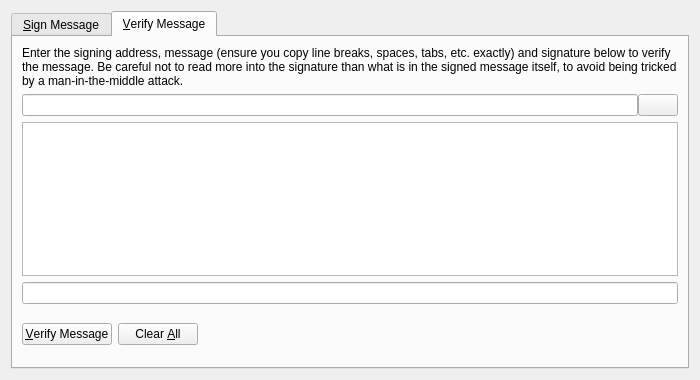
First picture: the form in src/qt/forms/signverifymessagedialog.ui, repository thibetabc/SyndicateQT, before the edit.
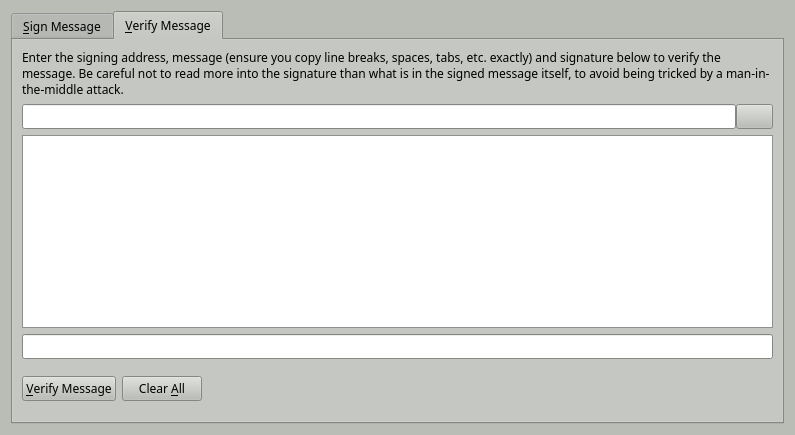
Second picture: the form after the edit. Icons and pictures are not drawn. Custom widgets are drawn as their Qt base class.

Diff of the .ui file:
```diff
--- a/src/qt/forms/signverifymessagedialog.ui
+++ b/src/qt/forms/signverifymessagedialog.ui
@@ -6,10 +6,430 @@
    <rect>
     <x>0</x>
     <y>0</y>
-    <width>700</width>
-    <height>380</height>
+    <width>795</width>
+    <height>435</height>
    </rect>
   </property>
+  <property name="palette">
+   <palette>
+    <active>
+     <colorrole role="WindowText">
+      <brush brushstyle="SolidPattern">
+       <color alpha="255">
+        <red>0</red>
+        <green>0</green>
+        <blue>0</blue>
+       </color>
+      </brush>
+     </colorrole>
+     <colorrole role="Button">
+      <brush brushstyle="SolidPattern">
+       <color alpha="255">
+        <red>186</red>
+        <green>189</green>
+        <blue>182</blue>
+       </color>
+      </brush>
+     </colorrole>
+     <colorrole role="Light">
+      <brush brushstyle="SolidPattern">
+       <color alpha="255">
+        <red>255</red>
+        <green>255</green>
+        <blue>255</blue>
+       </color>
+      </brush>
+     </colorrole>
+     <colorrole role="Midlight">
+      <brush brushstyle="SolidPattern">
+       <color alpha="255">
+        <red>220</red>
+        <green>222</green>
+        <blue>218</blue>
+       </color>
+      </brush>
+     </colorrole>
+     <colorrole role="Dark">
+      <brush brushstyle="SolidPattern">
+       <color alpha="255">
+        <red>93</red>
+        <green>94</green>
+        <blue>91</blue>
+       </color>
+      </brush>
+     </colorrole>
+     <colorrole role="Mid">
+      <brush brushstyle="SolidPattern">
+       <color alpha="255">
+        <red>124</red>
+        <green>126</green>
+        <blue>121</blue>
+       </color>
+      </brush>
+     </colorrole>
+     <colorrole role="Text">
+      <brush brushstyle="SolidPattern">
+       <color alpha="255">
+        <red>0</red>
+        <green>0</green>
+        <blue>0</blue>
+       </color>
+      </brush>
+     </colorrole>
+     <colorrole role="BrightText">
+      <brush brushstyle="SolidPattern">
+       <color alpha="255">
+        <red>255</red>
+        <green>255</green>
+        <blue>255</blue>
+       </color>
+      </brush>
+     </colorrole>
+     <colorrole role="ButtonText">
+      <brush brushstyle="SolidPattern">
+       <color alpha="255">
+        <red>0</red>
+        <green>0</green>
+        <blue>0</blue>
+       </color>
+      </brush>
+     </colorrole>
+     <colorrole role="Base">
+      <brush brushstyle="SolidPattern">
+       <color alpha="255">
+        <red>255</red>
+        <green>255</green>
+        <blue>255</blue>
+       </color>
+      </brush>
+     </colorrole>
+     <colorrole role="Window">
+      <brush brushstyle="SolidPattern">
+       <color alpha="255">
+        <red>186</red>
+        <green>189</green>
+        <blue>182</blue>
+       </color>
+      </brush>
+     </colorrole>
+     <colorrole role="Shadow">
+      <brush brushstyle="SolidPattern">
+       <color alpha="255">
+        <red>0</red>
+        <green>0</green>
+        <blue>0</blue>
+       </color>
+      </brush>
+     </colorrole>
+     <colorrole role="AlternateBase">
+      <brush brushstyle="SolidPattern">
+       <color alpha="255">
+        <red>220</red>
+        <green>222</green>
+        <blue>218</blue>
+       </color>
+      </brush>
+     </colorrole>
+     <colorrole role="ToolTipBase">
+      <brush brushstyle="SolidPattern">
+       <color alpha="255">
+        <red>255</red>
+        <green>255</green>
+        <blue>220</blue>
+       </color>
+      </brush>
+     </colorrole>
+     <colorrole role="ToolTipText">
+      <brush brushstyle="SolidPattern">
+       <color alpha="255">
+        <red>0</red>
+        <green>0</green>
+        <blue>0</blue>
+       </color>
+      </brush>
+     </colorrole>
+    </active>
+    <inactive>
+     <colorrole role="WindowText">
+      <brush brushstyle="SolidPattern">
+       <color alpha="255">
+        <red>0</red>
+        <green>0</green>
+        <blue>0</blue>
+       </color>
+      </brush>
+     </colorrole>
+     <colorrole role="Button">
+      <brush brushstyle="SolidPattern">
+       <color alpha="255">
+        <red>186</red>
+        <green>189</green>
+        <blue>182</blue>
+       </color>
+      </brush>
+     </colorrole>
+     <colorrole role="Light">
+      <brush brushstyle="SolidPattern">
+       <color alpha="255">
+        <red>255</red>
+        <green>255</green>
+        <blue>255</blue>
+       </color>
+      </brush>
+     </colorrole>
+     <colorrole role="Midlight">
+      <brush brushstyle="SolidPattern">
+       <color alpha="255">
+        <red>220</red>
+        <green>222</green>
+        <blue>218</blue>
+       </color>
+      </brush>
+     </colorrole>
+     <colorrole role="Dark">
+      <brush brushstyle="SolidPattern">
+       <color alpha="255">
+        <red>93</red>
+        <green>94</green>
+        <blue>91</blue>
+       </color>
+      </brush>
+     </colorrole>
+     <colorrole role="Mid">
+      <brush brushstyle="SolidPattern">
+       <color alpha="255">
+        <red>124</red>
+        <green>126</green>
+        <blue>121</blue>
+       </color>
+      </brush>
+     </colorrole>
+     <colorrole role="Text">
+      <brush brushstyle="SolidPattern">
+       <color alpha="255">
+        <red>0</red>
+        <green>0</green>
+        <blue>0</blue>
+       </color>
+      </brush>
+     </colorrole>
+     <colorrole role="BrightText">
+      <brush brushstyle="SolidPattern">
+       <color alpha="255">
+        <red>255</red>
+        <green>255</green>
+        <blue>255</blue>
+       </color>
+      </brush>
+     </colorrole>
+     <colorrole role="ButtonText">
+      <brush brushstyle="SolidPattern">
+       <color alpha="255">
+        <red>0</red>
+        <green>0</green>
+        <blue>0</blue>
+       </color>
+      </brush>
+     </colorrole>
+     <colorrole role="Base">
+      <brush brushstyle="SolidPattern">
+       <color alpha="255">
+        <red>255</red>
+        <green>255</green>
+        <blue>255</blue>
+       </color>
+      </brush>
+     </colorrole>
+     <colorrole role="Window">
+      <brush brushstyle="SolidPattern">
+       <color alpha="255">
+        <red>186</red>
+        <green>189</green>
+        <blue>182</blue>
+       </color>
+      </brush>
+     </colorrole>
+     <colorrole role="Shadow">
+      <brush brushstyle="SolidPattern">
+       <color alpha="255">
+        <red>0</red>
+        <green>0</green>
+        <blue>0</blue>
+       </color>
+      </brush>
+     </colorrole>
+     <colorrole role="AlternateBase">
+      <brush brushstyle="SolidPattern">
+       <color alpha="255">
+        <red>220</red>
+        <green>222</green>
+        <blue>218</blue>
+       </color>
+      </brush>
+     </colorrole>
+     <colorrole role="ToolTipBase">
+      <brush brushstyle="SolidPattern">
+       <color alpha="255">
+        <red>255</red>
+        <green>255</green>
+        <blue>220</blue>
+       </color>
+      </brush>
+     </colorrole>
+     <colorrole role="ToolTipText">
+      <brush brushstyle="SolidPattern">
+       <color alpha="255">
+        <red>0</red>
+        <green>0</green>
+        <blue>0</blue>
+       </color>
+      </brush>
+     </colorrole>
+    </inactive>
+    <disabled>
+     <colorrole role="WindowText">
+      <brush brushstyle="SolidPattern">
+       <color alpha="255">
+        <red>93</red>
+        <green>94</green>
+        <blue>91</blue>
+       </color>
+      </brush>
+     </colorrole>
+     <colorrole role="Button">
+      <brush brushstyle="SolidPattern">
+       <color alpha="255">
+        <red>186</red>
+        <green>189</green>
+        <blue>182</blue>
+       </color>
+      </brush>
+     </colorrole>
+     <colorrole role="Light">
+      <brush brushstyle="SolidPattern">
+       <color alpha="255">
+        <red>255</red>
+        <green>255</green>
+        <blue>255</blue>
+       </color>
+      </brush>
+     </colorrole>
+     <colorrole role="Midlight">
+      <brush brushstyle="SolidPattern">
+       <color alpha="255">
+        <red>220</red>
+        <green>222</green>
+        <blue>218</blue>
+       </color>
+      </brush>
+     </colorrole>
+     <colorrole role="Dark">
+      <brush brushstyle="SolidPattern">
+       <color alpha="255">
+        <red>93</red>
+        <green>94</green>
+        <blue>91</blue>
+       </color>
+      </brush>
+     </colorrole>
+     <colorrole role="Mid">
+      <brush brushstyle="SolidPattern">
+       <color alpha="255">
+        <red>124</red>
+        <green>126</green>
+        <blue>121</blue>
+       </color>
+      </brush>
+     </colorrole>
+     <colorrole role="Text">
+      <brush brushstyle="SolidPattern">
+       <color alpha="255">
+        <red>93</red>
+        <green>94</green>
+        <blue>91</blue>
+       </color>
+      </brush>
+     </colorrole>
+     <colorrole role="BrightText">
+      <brush brushstyle="SolidPattern">
+       <color alpha="255">
+        <red>255</red>
+        <green>255</green>
+        <blue>255</blue>
+       </color>
+      </brush>
+     </colorrole>
+     <colorrole role="ButtonText">
+      <brush brushstyle="SolidPattern">
+       <color alpha="255">
+        <red>93</red>
+        <green>94</green>
+        <blue>91</blue>
+       </color>
+      </brush>
+     </colorrole>
+     <colorrole role="Base">
+      <brush brushstyle="SolidPattern">
+       <color alpha="255">
+        <red>186</red>
+        <green>189</green>
+        <blue>182</blue>
+       </color>
+      </brush>
+     </colorrole>
+     <colorrole role="Window">
+      <brush brushstyle="SolidPattern">
+       <color alpha="255">
+        <red>186</red>
+        <green>189</green>
+        <blue>182</blue>
+       </color>
+      </brush>
+     </colorrole>
+     <colorrole role="Shadow">
+      <brush brushstyle="SolidPattern">
+       <color alpha="255">
+        <red>0</red>
+        <green>0</green>
+        <blue>0</blue>
+       </color>
+      </brush>
+     </colorrole>
+     <colorrole role="AlternateBase">
+      <brush brushstyle="SolidPattern">
+       <color alpha="255">
+        <red>186</red>
+        <green>189</green>
+        <blue>182</blue>
+       </color>
+      </brush>
+     </colorrole>
+     <colorrole role="ToolTipBase">
+      <brush brushstyle="SolidPattern">
+       <color alpha="255">
+        <red>255</red>
+        <green>255</green>
+        <blue>220</blue>
+       </color>
+      </brush>
+     </colorrole>
+     <colorrole role="ToolTipText">
+      <brush brushstyle="SolidPattern">
+       <color alpha="255">
+        <red>0</red>
+        <green>0</green>
+        <blue>0</blue>
+       </color>
+      </brush>
+     </colorrole>
+    </disabled>
+   </palette>
+  </property>
+  <property name="font">
+   <font>
+    <family>Sawasdee</family>
+   </font>
+  </property>
   <property name="windowTitle">
    <string>Signatures - Sign / Verify a Message</string>
   </property>
```
Left out of the diff: 18 changed lines with no effect on the pictures.
